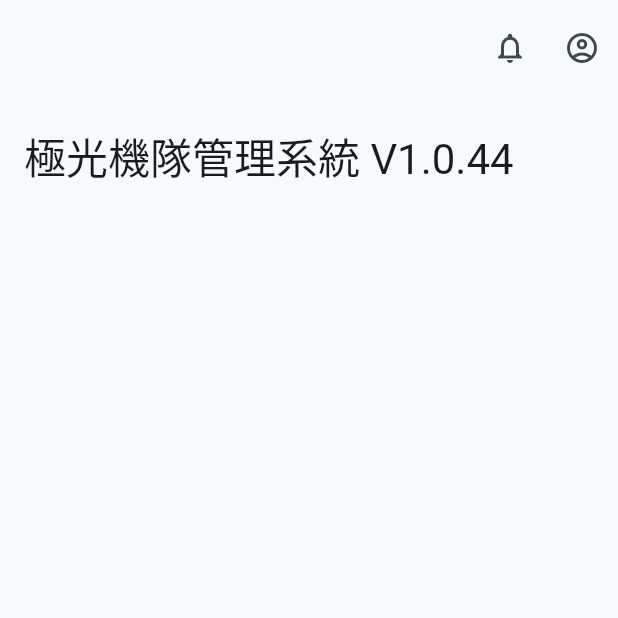
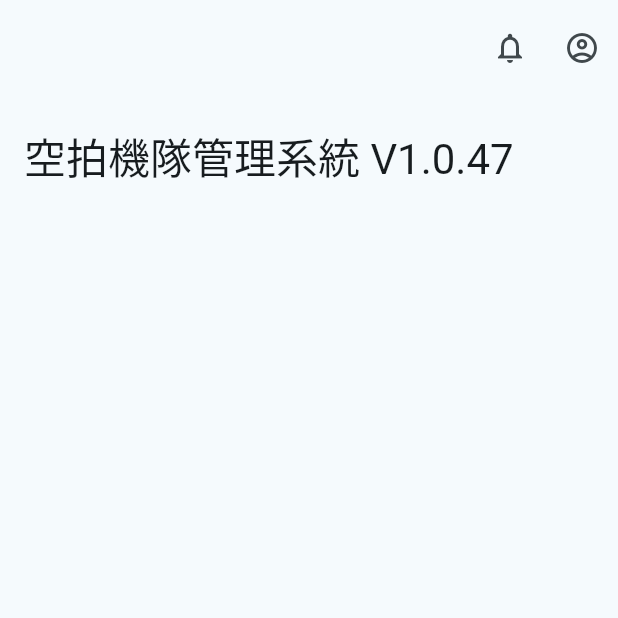
Before and after one commit to tower-center/tower-center, a Flutter app: the screen it shows after launch, on a phone screen of 412 x 824 dp, the top half of it. Run offline on Flutter 3.47's test engine with Material 3 defaults, Android fonts, the light colour scheme and no system bars; our stand-ins replace cloud_firestore, firebase_core, freezed_annotation; missing offline and left inert: dart:html, dart:js_interop, mobile_scanner; accounts and stored records are empty.

```diff
--- a/lib/main.dart
+++ b/lib/main.dart
@@ -17,7 +17,7 @@ class MyApp extends StatelessWidget {
   @override
   Widget build(BuildContext context) {
     return MaterialApp(
-      title: '極光機隊管理系統',
+      title: '空拍機隊管理系統',
       debugShowCheckedModeBanner: false,
       // 使用 Material 3 機隊深/淺色主題
       theme: ThemeData(
--- a/lib/version.dart
+++ b/lib/version.dart
@@ -1 +1 @@
-const String appVersion = "V1.0.44";
+const String appVersion = "V1.0.47";
--- a/lib/views/home_page.dart
+++ b/lib/views/home_page.dart
@@ -76,7 +76,7 @@ class _HomePageState extends State<HomePage> {
                         slivers: [
                           // M3 風格的頂部導航大標題
                           SliverAppBar.large(
-                            title: const Text('極光機隊管理系統 $appVersion'),
+                            title: const Text('空拍機隊管理系統 $appVersion'),
                             actions: [
                               IconButton(
                                 icon: const Icon(Icons.notifications_outlined),
```
Also changed, not shown: lib/views/add_package_dialog.dart (+4 -4 lines), lib/views/admin/admin_management_screen.dart (+15 -14 lines), 1 other file.
